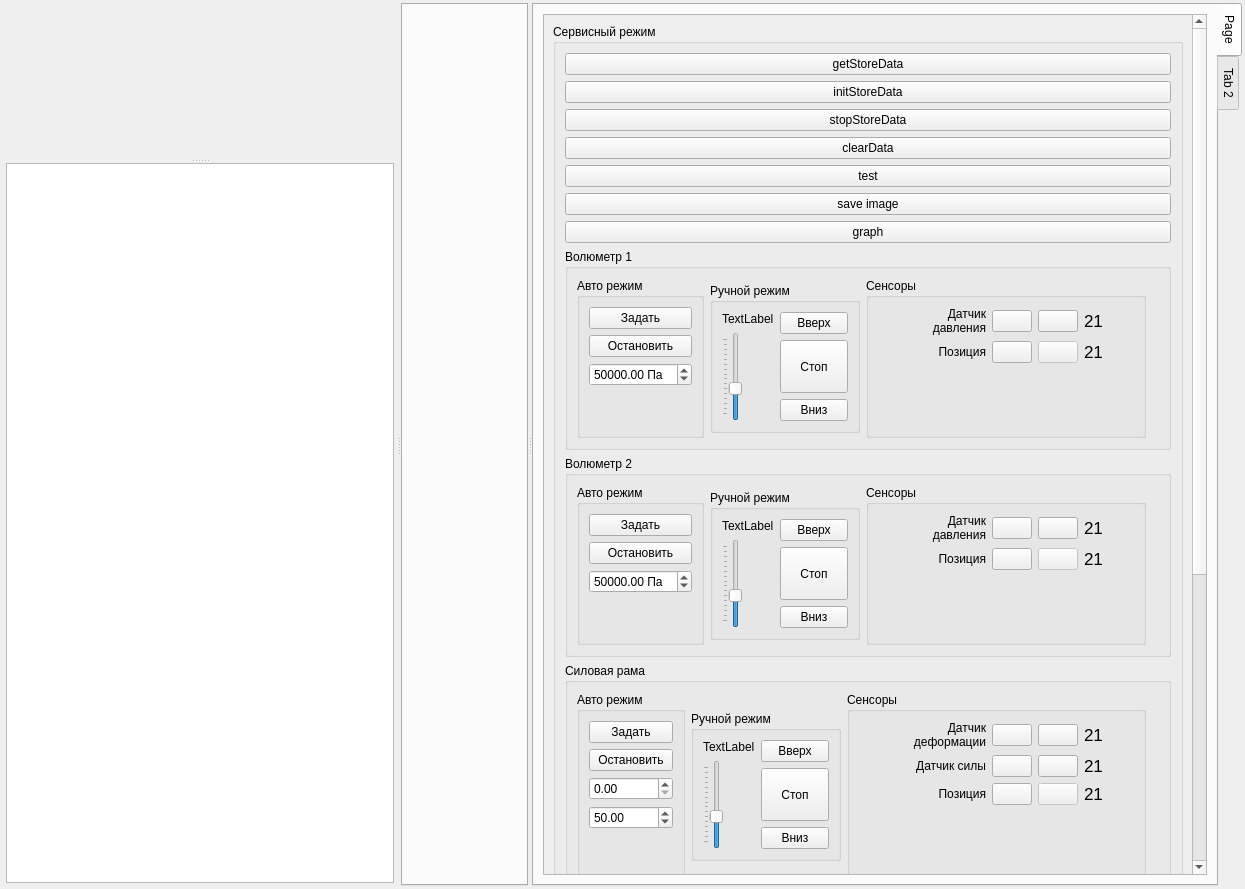
First picture: the form in pg-liga/experimentview.ui, repository predbannikov/pg-liga, before the edit.
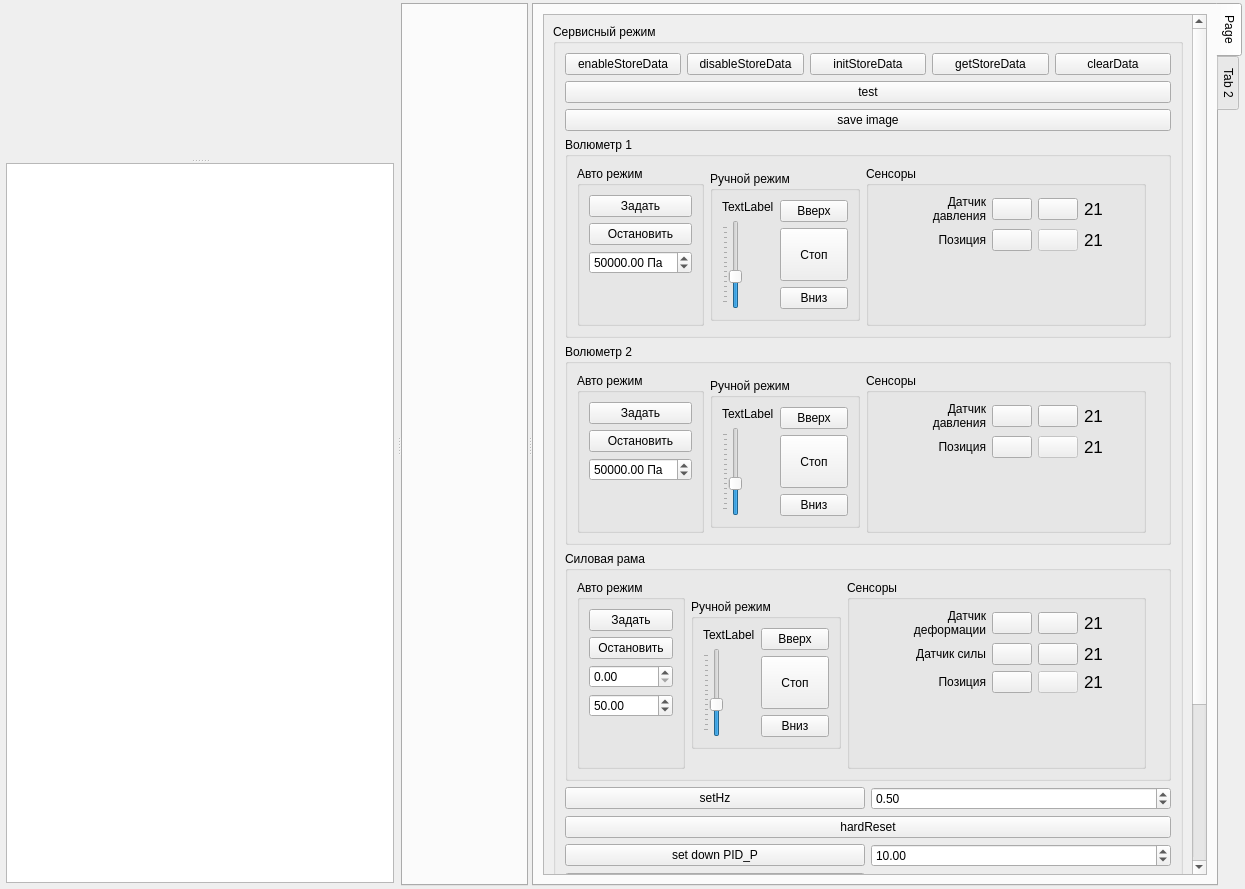
Second picture: the form after the edit. Icons and pictures are not drawn. Custom widgets are drawn as their Qt base class.

Patch:
```diff
--- a/pg-liga/experimentview.ui
+++ b/pg-liga/experimentview.ui
@@ -163,7 +163,7 @@
                 <x>0</x>
                 <y>0</y>
                 <width>674</width>
-                <height>1334</height>
+                <height>1086</height>
                </rect>
               </property>
               <layout class="QVBoxLayout" name="verticalLayout_15">
@@ -174,9 +174,18 @@
                  </property>
                  <layout class="QVBoxLayout" name="verticalLayout_23">
                   <item>
-                   <widget class="QPushButton" name="btnGetStoreData">
+                   <layout class="QHBoxLayout" name="horizontalLayout_14">
+                    <item>
+                     <widget class="QPushButton" name="btnEnableStoreData">
                     <property name="text">
-                     <string>getStoreData</string>
+                       <string>enableStoreData</string>
+                      </property>
+                     </widget>
+                    </item>
+                    <item>
+                     <widget class="QPushButton" name="btnStopStoreData">
+                      <property name="text">
+                       <string>disableStoreData</string>
                     </property>
                    </widget>
                   </item>
@@ -188,9 +197,9 @@
                    </widget>
                   </item>
                   <item>
-                   <widget class="QPushButton" name="btnStopStoreData">
+                     <widget class="QPushButton" name="btnGetStoreData">
                     <property name="text">
-                     <string>stopStoreData</string>
+                       <string>getStoreData</string>
                     </property>
                    </widget>
                   </item>
@@ -201,6 +210,8 @@
                     </property>
                    </widget>
                   </item>
+                   </layout>
+                  </item>
                   <item>
                    <widget class="QPushButton" name="btnTest">
                     <property name="text">
@@ -215,13 +226,6 @@
                     </property>
                    </widget>
                   </item>
-                  <item>
-                   <widget class="QPushButton" name="btnCreateGraph">
-                    <property name="text">
-                     <string>graph</string>
-                    </property>
-                   </widget>
-                  </item>
                   <item>
                    <widget class="QGroupBox" name="grpVolumetr1">
                     <property name="title">
@@ -1348,6 +1352,8 @@
                    </widget>
                   </item>
                   <item>
+                   <layout class="QHBoxLayout" name="horizontalLayout_15">
+                    <item>
                    <widget class="QPushButton" name="btnSetHz">
                     <property name="text">
                      <string>setHz</string>
@@ -1370,6 +1376,8 @@
                     </property>
                    </widget>
                   </item>
+                   </layout>
+                  </item>
                   <item>
                    <widget class="QPushButton" name="btnHardReset">
                     <property name="text">
@@ -1378,6 +1386,8 @@
                    </widget>
                   </item>
                   <item>
+                   <layout class="QHBoxLayout" name="horizontalLayout_18">
+                    <item>
                    <widget class="QPushButton" name="btnSetPidP">
                     <property name="text">
                      <string>set down PID_P</string>
@@ -1385,6 +1395,20 @@
                    </widget>
                   </item>
                   <item>
+                     <widget class="QDoubleSpinBox" name="spinSetPID_P">
+                      <property name="maximum">
+                       <double>1000.000000000000000</double>
+                      </property>
+                      <property name="value">
+                       <double>10.000000000000000</double>
+                      </property>
+                     </widget>
+                    </item>
+                   </layout>
+                  </item>
+                  <item>
+                   <layout class="QHBoxLayout" name="horizontalLayout_19">
+                    <item>
                    <widget class="QPushButton" name="btnSetPID_D">
                     <property name="text">
                      <string>set down PID_D</string>
@@ -1401,16 +1425,10 @@
                     </property>
                    </widget>
                   </item>
-                  <item>
-                   <widget class="QDoubleSpinBox" name="spinSetPID_P">
-                    <property name="maximum">
-                     <double>1000.000000000000000</double>
-                    </property>
-                    <property name="value">
-                     <double>10.000000000000000</double>
-                    </property>
-                   </widget>
+                   </layout>
                   </item>
+                  <item>
+                   <layout class="QHBoxLayout" name="horizontalLayout_16">
                   <item>
                    <widget class="QPushButton" name="btnSetUpPidP">
                     <property name="text">
@@ -1419,6 +1437,20 @@
                    </widget>
                   </item>
                   <item>
+                     <widget class="QDoubleSpinBox" name="spinSetUpPID_P">
+                      <property name="maximum">
+                       <double>1000.000000000000000</double>
+                      </property>
+                      <property name="value">
+                       <double>10.000000000000000</double>
+                      </property>
+                     </widget>
+                    </item>
+                   </layout>
+                  </item>
+                  <item>
+                   <layout class="QHBoxLayout" name="horizontalLayout_17">
+                    <item>
                    <widget class="QPushButton" name="btnSetUpPID_D">
                     <property name="text">
                      <string>set up PID_D</string>
@@ -1435,15 +1467,7 @@
                     </property>
                    </widget>
                   </item>
-                  <item>
-                   <widget class="QDoubleSpinBox" name="spinSetUpPID_P">
-                    <property name="maximum">
-                     <double>1000.000000000000000</double>
-                    </property>
-                    <property name="value">
-                     <double>10.000000000000000</double>
-                    </property>
-                   </widget>
+                   </layout>
                   </item>
                   <item>
                    <widget class="QPushButton" name="btnSetState">
```
Lines whose indentation alone changed are shown as unchanged.
